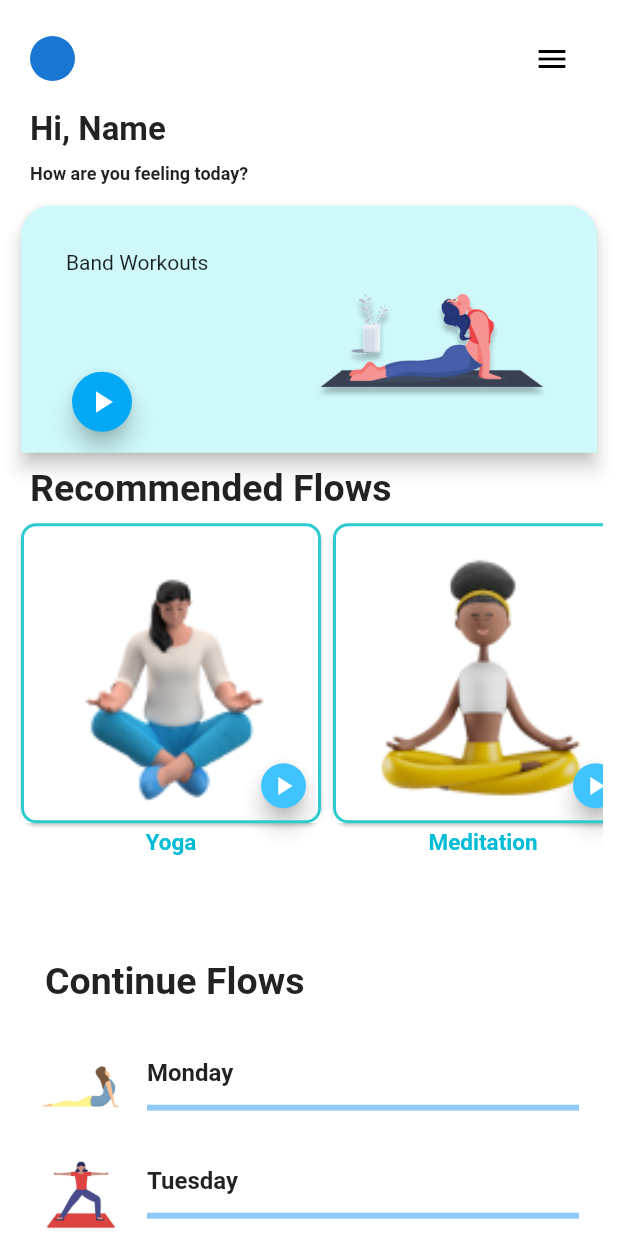
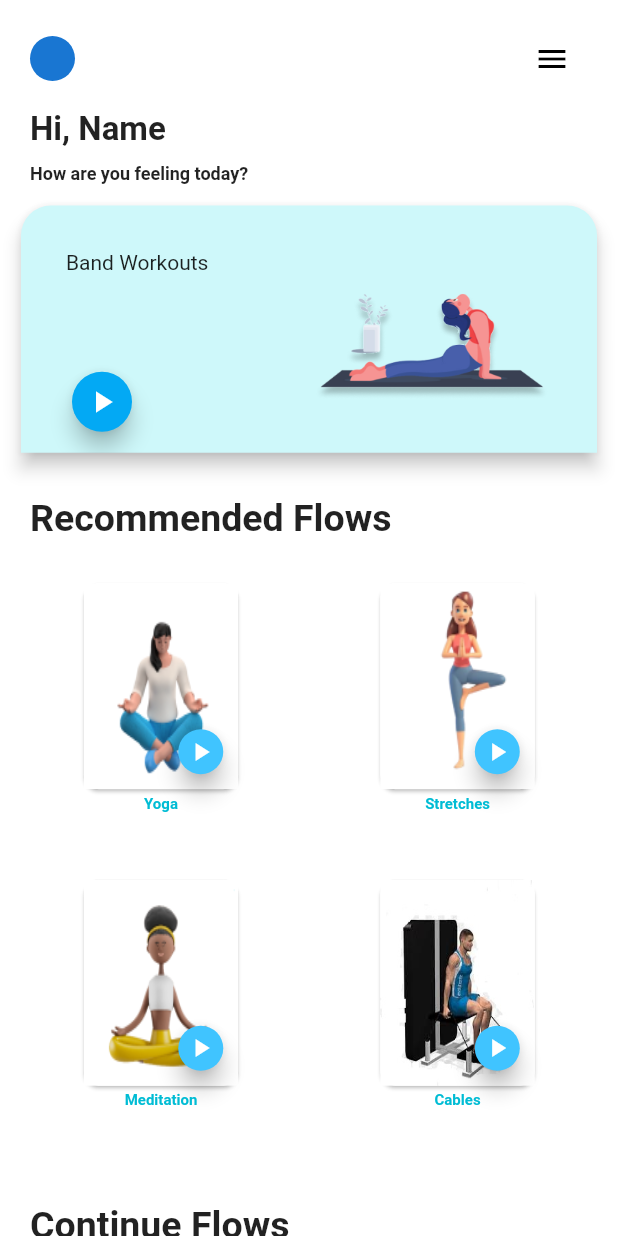
Before and after one commit to sumana-2001/Health_Page_Aadi_Foundation, a Flutter app: the yoga screen opened directly, on a phone screen of 412 x 824 dp. Run offline on Flutter 3.47's test engine with Material 2 defaults, Android fonts, the phone set to English and light mode, and no system bars; our stand-ins replace carousel_slider, chewie, flutter_svg, google_nav_bar, readmore, smooth_page_indicator and 1 more; missing offline and left inert: proste_bezier_curve.

Commit message:
Alignment partial fix , recommend flow fix under prog

```diff
--- a/lib/components/yoga.dart
+++ b/lib/components/yoga.dart
@@ -58,14 +58,16 @@ class _yogaState extends State<yoga> {
                     mainAxisAlignment: MainAxisAlignment.spaceEvenly,
                     children: [
                       Padding(
-                        padding: EdgeInsets.symmetric(vertical: 5.0,horizontal:10),
+                        padding:
+                            EdgeInsets.symmetric(vertical: 5.0, horizontal: 10),
                         child: CircleAvatar(
                           radius: 15,
                         ),
                       ),
                       Spacer(),
                       Padding(
-                        padding: EdgeInsets.symmetric(vertical: 5.0,horizontal:10),
+                        padding:
+                            EdgeInsets.symmetric(vertical: 5.0, horizontal: 10),
                         child: IconButton(
                             color: Colors.black,
                             onPressed: () {},
@@ -76,22 +78,26 @@ class _yogaState extends State<yoga> {
                     ],
                   ),
                   Padding(
-                    padding: EdgeInsets.symmetric(vertical: 5.0,horizontal:10),
+                    padding:
+                        EdgeInsets.symmetric(vertical: 5.0, horizontal: 10),
                     child: Align(
                       alignment: Alignment.centerLeft,
                       child: Text(
                         "Hi, Name",
-                        style: TextStyle(fontSize: 22, fontWeight: FontWeight.bold),
+                        style: TextStyle(
+                            fontSize: 22, fontWeight: FontWeight.bold),
                       ),
                     ),
                   ),
                   Padding(
-                    padding: EdgeInsets.only(top: 5.0,left:10,right: 10,bottom: 10),
+                    padding: EdgeInsets.only(
+                        top: 5.0, left: 10, right: 10, bottom: 10),
                     child: Align(
                       alignment: Alignment.centerLeft,
                       child: Text(
                         "How are you feeling today?",
-                        style: TextStyle(fontSize: 12, fontWeight: FontWeight.bold),
+                        style: TextStyle(
+                            fontSize: 12, fontWeight: FontWeight.bold),
                       ),
                     ),
                   ),
@@ -144,10 +150,11 @@ class _yogaState extends State<yoga> {
                         )),
                   ),
                   Padding(
-                    padding: EdgeInsets.symmetric(vertical: 5.0,horizontal:10),
+                    padding:
+                        EdgeInsets.symmetric(vertical: 25.0, horizontal: 10),
                     child: Align(
                       alignment: Alignment.centerLeft,
-                      child:Text(
+                      child: Text(
                         'Recommended Flows',
                         style: TextStyle(
                             fontWeight: FontWeight.bold, fontSize: 25),
@@ -155,9 +162,14 @@ class _yogaState extends State<yoga> {
                     ),
                   ),
                   Container(
-                    height: MediaQuery.of(context).size.height / 3,
+                    height: MediaQuery.of(context).size.height / 2.1,
                     width: double.infinity,
-                    child: ListView.builder(
+                    child: GridView.builder(
+                      gridDelegate: SliverGridDelegateWithFixedCrossAxisCount(
+                        crossAxisCount: 2,
+                        crossAxisSpacing: 3.0,
+                        mainAxisSpacing: 3.0,
+                      ),
                       itemCount: Tasks.length,
                       scrollDirection: Axis.horizontal,
                       physics: BouncingScrollPhysics(),
@@ -167,8 +179,6 @@ class _yogaState extends State<yoga> {
                           Card(
                             color: Colors.white,
                             shape: RoundedRectangleBorder(
-                                  side: BorderSide(
-                                      color: Color(0xFF2DCBD0), width: 2),
                                 borderRadius: BorderRadius.circular(10)),
                             child: Stack(
                               children: [
@@ -176,10 +186,11 @@ class _yogaState extends State<yoga> {
                                   child: Ink.image(
                                     image: AssetImage(
                                         Tasks.values.elementAt(index)[0]),
-                                      //fit: BoxFit.cover,
                                     fit: BoxFit.fill,
-                                      height: 200,
-                                      width: 200,
+                                    height:
+                                        MediaQuery.of(context).size.height / 6,
+                                    width:
+                                        MediaQuery.of(context).size.width / 4,
                                   ),
                                 ),
                                 Positioned(
@@ -250,23 +261,23 @@ class _yogaState extends State<yoga> {
                             style: TextStyle(
                                 fontWeight: FontWeight.bold,
                                 color: Colors.cyan,
-                                  fontSize: 15),
+                                fontSize: 10),
                           ),
                         ]);
-                        }),
+                      },
                     ),
-                  Row(
-                    children: [
+                  ),
                   Padding(
-                        padding: EdgeInsets.all(
-                            20.0), // Adjust the padding value as per your requirement
+                    padding:
+                        EdgeInsets.symmetric(vertical: 25.0, horizontal: 10),
+                    child: Align(
+                      alignment: Alignment.centerLeft,
                       child: Text(
                         'Continue Flows',
                         style: TextStyle(
                             fontWeight: FontWeight.bold, fontSize: 25),
                       ),
                     ),
-                    ],
                   ),
                   Container(
                     width: MediaQuery.of(context).size.width,
```
Lines whose indentation alone changed are shown as unchanged.
